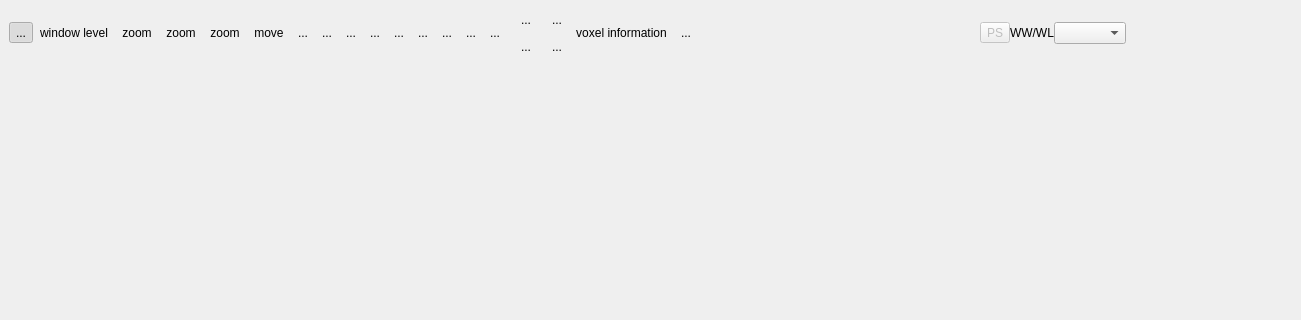
Old version of the form starviewer/src/extensions/playground/multiq2dviewer/multiq2dviewerextensionbase.ui in the repository starviewer-medical/starviewer; both pictures show x 0 to 1301 and y 0 to 320 of the 1301 by 557 pixel window.
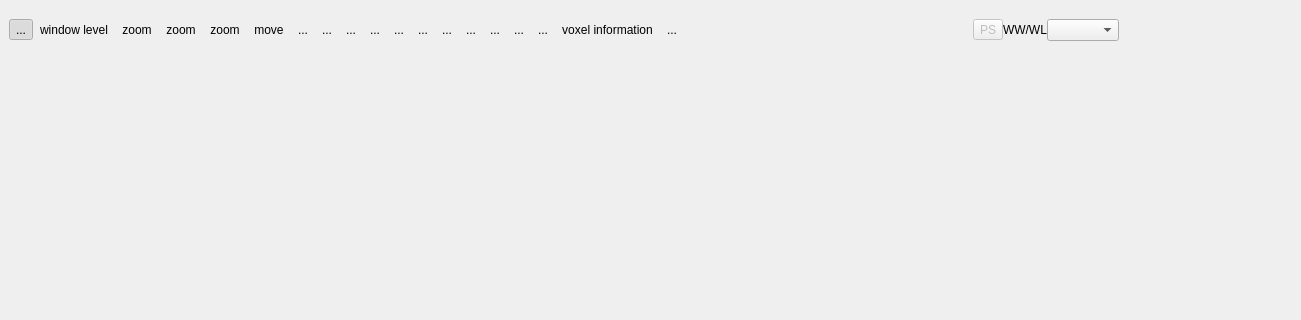
New version of the form. Icons and pictures are not drawn. Custom widgets are drawn as their Qt base class.

Commit message: ENH: Afegida la opció d'escollir un grid per estudi ( layout per llesques ).

Patch:
```diff
--- a/starviewer/src/extensions/playground/multiq2dviewer/multiq2dviewerextensionbase.ui
+++ b/starviewer/src/extensions/playground/multiq2dviewer/multiq2dviewerextensionbase.ui
@@ -361,32 +361,11 @@
         </widget>
        </item>
        <item>
-        <widget class="QLabel" name="label_2" >
+        <widget class="QToolButton" name="m_imageGrid" >
          <property name="toolTip" >
           <string/>
          </property>
          <property name="text" >
-          <string/>
-         </property>
-         <property name="pixmap" >
-          <pixmap resource="../../../main/main.qrc" >:/images/verticalWidget.png</pixmap>
-         </property>
-        </widget>
-       </item>
-       <item>
-        <layout class="QVBoxLayout" >
-         <property name="margin" >
-          <number>0</number>
-         </property>
-         <property name="spacing" >
-          <number>6</number>
-         </property>
-         <item>
-          <widget class="QToolButton" name="m_verticalPlus" >
-           <property name="toolTip" >
-            <string>Add Column</string>
-           </property>
-           <property name="text" >
             <string>...</string>
            </property>
            <property name="icon" >
@@ -394,20 +373,17 @@
            </property>
            <property name="iconSize" >
             <size>
-             <width>12</width>
-             <height>12</height>
-            </size>
-           </property>
-           <property name="checkable" >
-            <bool>false</bool>
-           </property>
+           <width>32</width>
+           <height>32</height>
+          </size>
+         </property>
            <property name="autoRaise" >
             <bool>true</bool>
            </property>
           </widget>
          </item>
          <item>
-          <widget class="QToolButton" name="m_verticalMinus" >
+        <widget class="QToolButton" name="m_downImageGrid" >
            <property name="toolTip" >
             <string>Remove Column</string>
            </property>
@@ -430,78 +406,6 @@
             <bool>true</bool>
            </property>
           </widget>
-         </item>
-        </layout>
-       </item>
-       <item>
-        <widget class="QLabel" name="label_3" >
-         <property name="text" >
-          <string/>
-         </property>
-         <property name="pixmap" >
-          <pixmap resource="../../../main/main.qrc" >:/images/view_top_bottom.png</pixmap>
-         </property>
-        </widget>
-       </item>
-       <item>
-        <layout class="QVBoxLayout" >
-         <property name="margin" >
-          <number>0</number>
-         </property>
-         <property name="spacing" >
-          <number>6</number>
-         </property>
-         <item>
-          <widget class="QToolButton" name="m_horizontalPlus" >
-           <property name="toolTip" >
-            <string>Add Row</string>
-           </property>
-           <property name="text" >
-            <string>...</string>
-           </property>
-           <property name="icon" >
-            <iconset resource="../../../main/main.qrc" >:/images/viewmag+.png</iconset>
-           </property>
-           <property name="iconSize" >
-            <size>
-             <width>12</width>
-             <height>12</height>
-            </size>
-           </property>
-           <property name="checkable" >
-            <bool>false</bool>
-           </property>
-           <property name="autoRaise" >
-            <bool>true</bool>
-           </property>
-          </widget>
-         </item>
-         <item>
-          <widget class="QToolButton" name="m_horizontalMinus" >
-           <property name="toolTip" >
-            <string>Remove Row</string>
-           </property>
-           <property name="text" >
-            <string>...</string>
-           </property>
-           <property name="icon" >
-            <iconset resource="../../../main/main.qrc" >:/images/viewmag-.png</iconset>
-           </property>
-           <property name="iconSize" >
-            <size>
-             <width>12</width>
-             <height>12</height>
-            </size>
-           </property>
-           <property name="checkable" >
-            <bool>false</bool>
-           </property>
-           <property name="autoRaise" >
-            <bool>true</bool>
-           </property>
-          </widget>
-         </item>
-        </layout>
        </item>
        <item>
         <widget class="QToolButton" name="m_voxelInformationToolButton" >
```
Left out of the diff: 13 changed lines with no effect on the pictures. Lines whose indentation alone changed are shown as unchanged. The commit also changes 4 other files.
